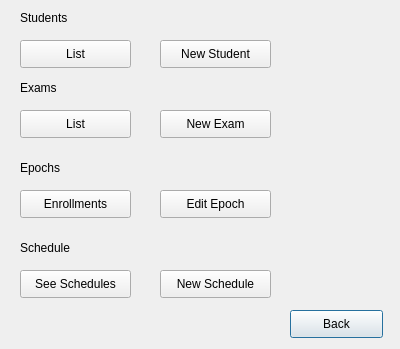
This is src/mainmenu.ui in MarioFernandes73/FEUP_IART as Qt 5 draws it before an edit. The edited form follows.
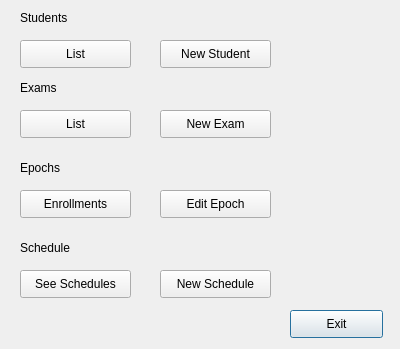
This is the edited form.

Patch:
```diff
--- a/src/mainmenu.ui
+++ b/src/mainmenu.ui
@@ -23,7 +23,7 @@
     </rect>
    </property>
    <property name="text">
-    <string>Back</string>
+    <string>Exit</string>
    </property>
   </widget>
   <widget class="QLabel" name="label">
```
